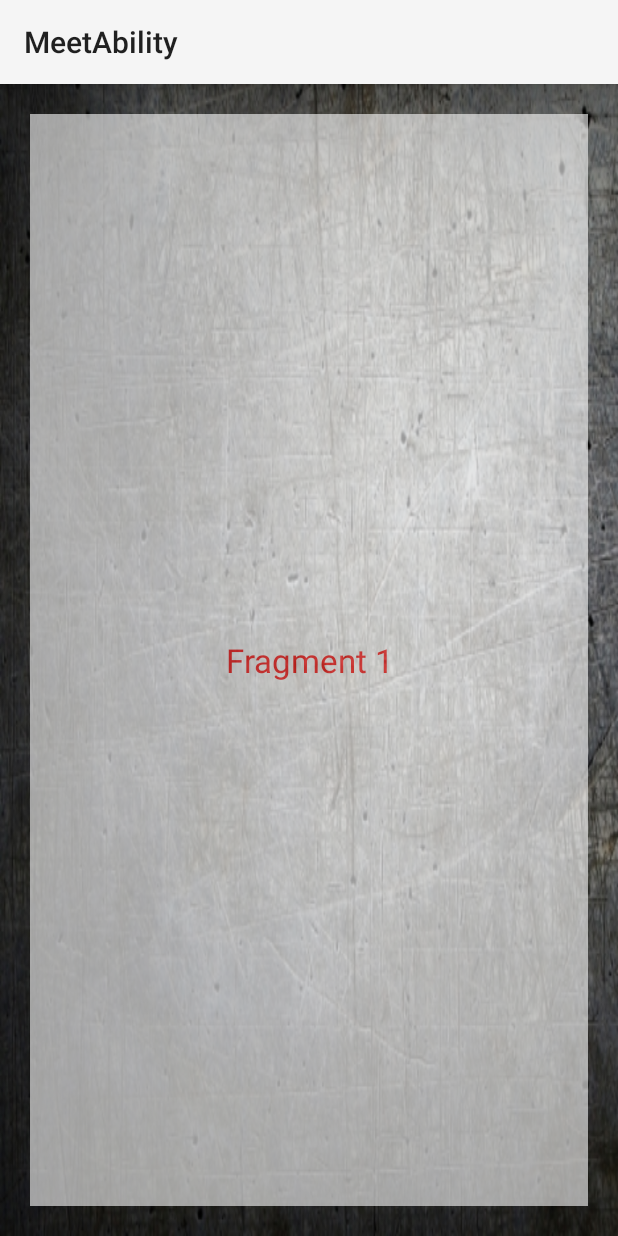
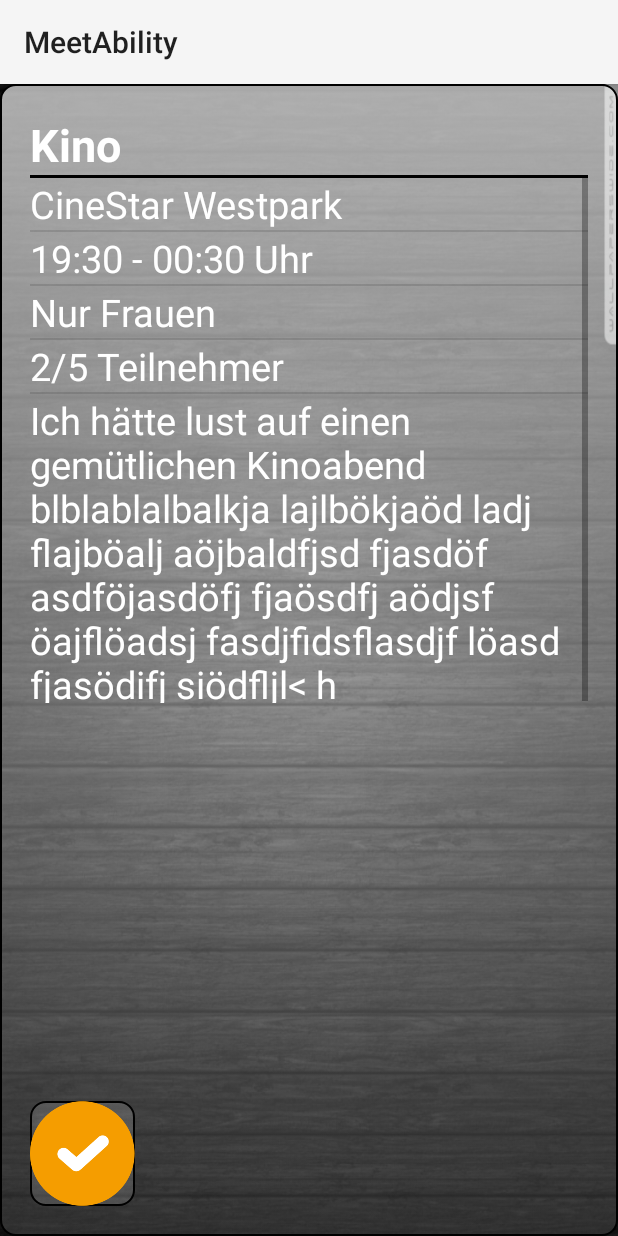
Before and after one commit to Schwarzi91/Repo_MeetAbility, an Android app: the MyFragment screen opened directly, with no data from a screen before it, on a phone screen of 412 x 824 dp. Run offline under Robolectric (Android 15) with nearby library versions, the phone set to English and light mode, and no system bars.

```diff
--- a/MeetAbility/app/src/main/java/viewpager/MyFragment.java
+++ b/MeetAbility/app/src/main/java/viewpager/MyFragment.java
@@ -1,16 +1,24 @@
 package viewpager;
 
+import android.database.DataSetObserver;
 import android.os.Bundle;
 import android.support.v4.app.Fragment;
 import android.view.LayoutInflater;
 import android.view.View;
 import android.view.ViewGroup;
+import android.widget.ArrayAdapter;
+import android.widget.ListAdapter;
+import android.widget.ListView;
 import android.widget.TextView;
 
 import com.example.philipp.meetability.R;
 
+import java.util.ArrayList;
+import java.util.List;
+
 public class MyFragment extends Fragment {
     public static final String EXTRA_MESSAGE = "EXTRA_MESSAGE";
+    private ListView lvDetails;
 
     public static final MyFragment newInstance(String message)
     {
@@ -26,8 +34,21 @@ public class MyFragment extends Fragment {
                              Bundle savedInstanceState) {
         String message = getArguments().getString(EXTRA_MESSAGE);
         View v = inflater.inflate(R.layout.myfragment_layout, container, false);
-        TextView messageTextView = (TextView)v.findViewById(R.id.textView);
+        TextView messageTextView = (TextView)v.findViewById(R.id.tvActivityType);
         messageTextView.setText(message);
+
+        lvDetails = (ListView) v.findViewById(R.id.lvDetails);
+        List<String> listDetails = new ArrayList<String>();
+
+        listDetails.add("CineStar Westpark");
+        listDetails.add("19:30 - 00:30 Uhr");
+        listDetails.add("Nur Frauen");
+        listDetails.add("2/5 Teilnehmer");
+        listDetails.add("Ich hätte lust auf einen gemütlichen Kinoabend blblablalbalkja lajlbökjaöd ladj flajböalj aöjbaldfjsd fjasdöf asdföjasdöfj fjaösdfj aödjsf öajflöadsj fasdjfidsflasdjf löasd fjasödifj siödfljl< h");
+
+        ListAdapter listAdapter = new ArrayAdapter(this.getActivity(), R.layout.custom_listview_layout, listDetails);
+
+        lvDetails.setAdapter(listAdapter);
 
         return v;
     }
--- a/MeetAbility/app/src/main/java/viewpager/PageViewActivity.java
+++ b/MeetAbility/app/src/main/java/viewpager/PageViewActivity.java
@@ -34,9 +34,9 @@ public class PageViewActivity extends android.support.v4.app.FragmentActivity
     {
         List<Fragment> fragmentList = new ArrayList<>();
 
-        fragmentList.add(MyFragment.newInstance("Fragment 1"));
-        fragmentList.add(MyFragment.newInstance("Fragment 2"));
-        fragmentList.add(MyFragment.newInstance("Fragment 3"));
+        fragmentList.add(MyFragment.newInstance("Kino"));
+        fragmentList.add(MyFragment.newInstance("Kino"));
+        fragmentList.add(MyFragment.newInstance("Kino"));
 
         return fragmentList;
     }
--- /dev/null
+++ b/MeetAbility/app/src/main/res/drawable/background_fragment.xml
@@ -0,0 +1,26 @@
+<?xml version="1.0" encoding="utf-8"?>
+<selector xmlns:android="http://schemas.android.com/apk/res/android" >
+
+    <item android:state_pressed="true">
+        <shape android:shape="rectangle"  >
+            <corners android:radius="10dip" />
+            <stroke android:width="1dip" android:color="#000000" />
+            <gradient android:angle="-90" android:color="#ffffff"/>
+        </shape>
+    </item>
+    <item android:state_focused="true">
+        <shape android:shape="rectangle"  >
+            <corners android:radius="10dip" />
+            <stroke android:width="1dip" android:color="#000000" />
+            <solid android:color="#ffffff"/>
+        </shape>
+    </item>
+    <item >
+        <shape android:shape="rectangle">
+            <corners android:radius="10dip" />
+            <stroke android:width="1dip" android:color="#000000" />
+            <gradient android:angle="-90" android:startColor="#aaffffff" android:endColor="#22ffffff"/>
+        </shape>
+    </item>
+
+</selector>
--- a/MeetAbility/app/src/main/res/layout/activity_viewpager.xml
+++ b/MeetAbility/app/src/main/res/layout/activity_viewpager.xml
@@ -1,12 +1,12 @@
 <RelativeLayout xmlns:android="http://schemas.android.com/apk/res/android"
     xmlns:tools="http://schemas.android.com/tools"
-    android:layout_width="match_parent"
-    android:layout_height="match_parent" >
+    android:layout_width="fill_parent"
+    android:layout_height="fill_parent">
 
     <android.support.v4.view.ViewPager
         android:id="@+id/viewpager"
         android:layout_width="fill_parent"
         android:layout_height="fill_parent"
-        android:background="@drawable/background_main"/>
+        android:background="@drawable/wood"/>
 
 </RelativeLayout>
--- /dev/null
+++ b/MeetAbility/app/src/main/res/layout/custom_listview_layout.xml
@@ -0,0 +1,7 @@
+<?xml version="1.0" encoding="utf-8"?>
+<TextView xmlns:android="http://schemas.android.com/apk/res/android"
+    android:id="@+id/tv"
+    android:textColor="#ffffff"
+    android:layout_width="fill_parent"
+    android:layout_height="fill_parent"
+    android:textSize="25dp"/>
--- a/MeetAbility/app/src/main/res/layout/myfragment_layout.xml
+++ b/MeetAbility/app/src/main/res/layout/myfragment_layout.xml
@@ -1,20 +1,47 @@
 <?xml version="1.0" encoding="utf-8"?>
 <RelativeLayout xmlns:android="http://schemas.android.com/apk/res/android"
-    android:layout_width="match_parent"
-    android:layout_height="match_parent"
-    android:orientation="vertical" >
-    <TextView
-        android:id="@+id/textView"
-        android:layout_width="fill_parent"
+    android:layout_width="fill_parent"
+    android:layout_height="fill_parent"
+    android:orientation="vertical"
+    android:background="@drawable/background_fragment"
+    android:padding="20dp">
+
+    <LinearLayout
+        android:orientation="vertical"
+        android:layout_width="match_parent"
         android:layout_height="fill_parent"
-        android:layout_centerHorizontal="true"
-        android:layout_centerVertical="true"
-        android:textAppearance="?android:attr/textAppearanceLarge"
-        android:text="Hallo was gehtn"
-        android:textColor="#ff1111"
-        android:alpha="0.6"
-        android:layout_margin="20dp"
-        android:gravity="center"
-        android:background="#ffffff"/>
+        android:id="@+id/linearLayout">
+
+        <TextView
+            android:layout_width="wrap_content"
+            android:layout_height="wrap_content"
+            android:textAppearance="?android:attr/textAppearanceLarge"
+            android:text="Kino Ingolstadt"
+            android:id="@+id/tvActivityType"
+            android:textStyle="bold"
+            android:textSize="30dp"
+            android:textColor="#ffffff"/>
+
+        <View
+            android:layout_width="fill_parent"
+            android:layout_height="2dp"
+            android:background="#000000"
+            android:id="@+id/tvPlace" />
+
+        <ListView
+            android:layout_width="fill_parent"
+            android:layout_height="350dp"
+            android:id="@+id/lvDetails"/>
+
+    </LinearLayout>
+
+    <ImageButton
+        android:layout_width="70dp"
+        android:layout_height="70dp"
+        android:scaleType="fitCenter"
+        android:id="@+id/imageButton"
+        android:src="@drawable/teilnehmen"
+        android:layout_alignBottom="@id/linearLayout"
+        android:background="@drawable/round_button" />
 
 </RelativeLayout>
--- a/MeetAbility/app/src/main/res/values/styles.xml
+++ b/MeetAbility/app/src/main/res/values/styles.xml
@@ -4,5 +4,4 @@
     <style name="AppTheme" parent="android:Theme.Holo.Light.DarkActionBar">
         <!-- Customize your theme here. -->
     </style>
-
 </resources>
```
Also changed, not shown: MeetAbility/app/src/main/res/drawable/teilnehmen.png (added).
